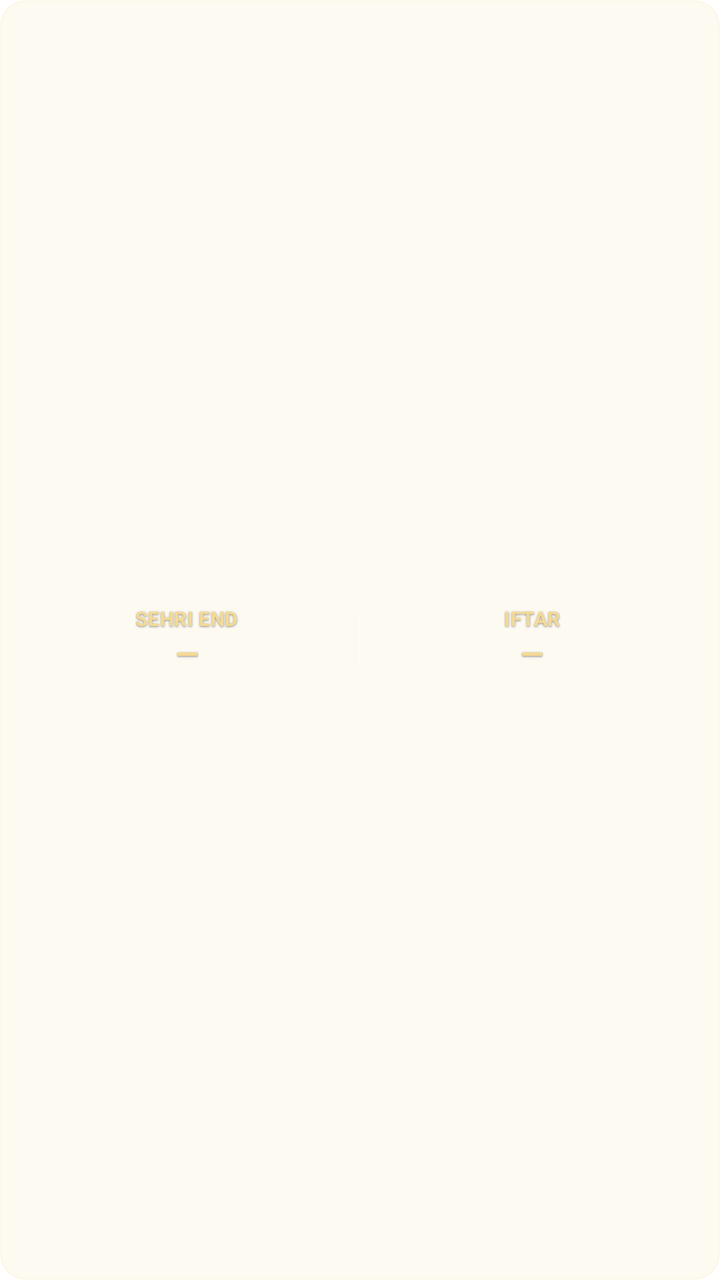
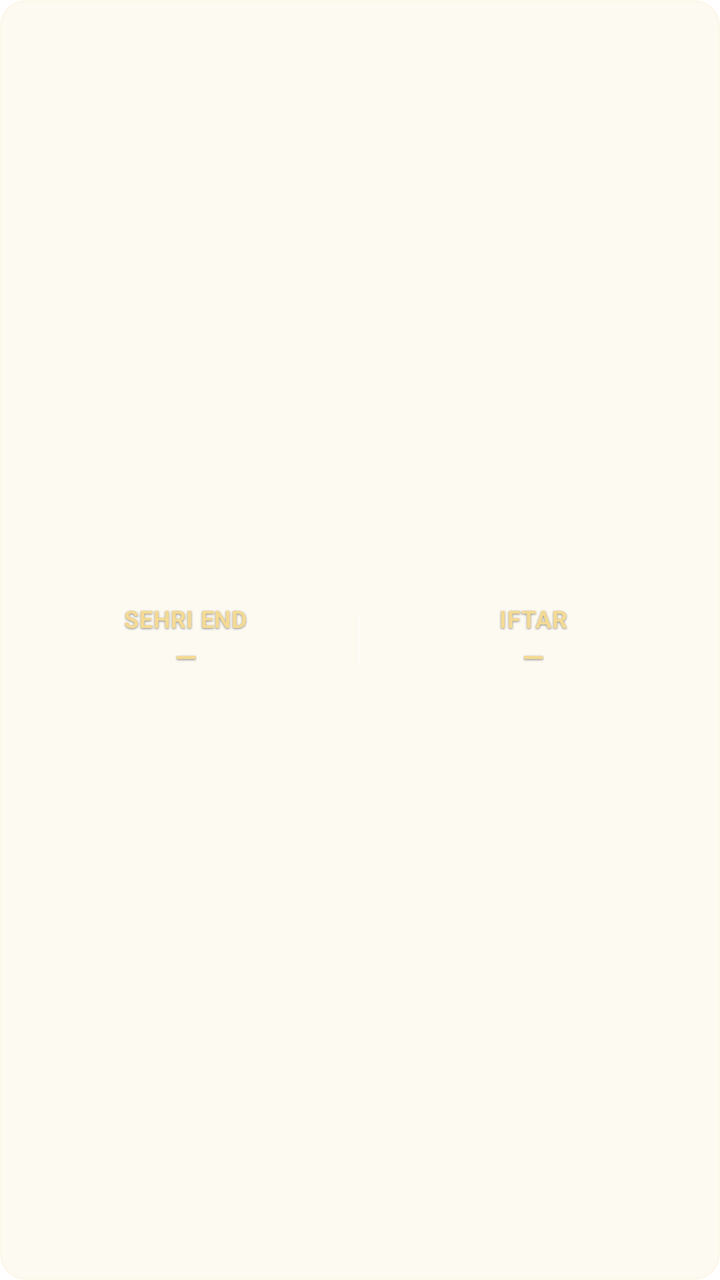

Compare the two renders of this Android layout. The source of the first and the diff that turns it into the second are given below.
<!-- AndroidManifest.xml: fallback theme Theme.MaterialComponents.DayNight.NoActionBar -->
<!-- res/layout/prayer_widget_fasting.xml -->
<?xml version="1.0" encoding="utf-8"?>
<LinearLayout xmlns:android="http://schemas.android.com/apk/res/android"
    android:id="@+id/widget_fasting" android:layout_width="match_parent"
    android:layout_height="wrap_content" android:layout_marginTop="8dp"
    android:background="@drawable/prayer_widget_highlight"
    android:orientation="horizontal" android:gravity="center_vertical" android:padding="8dp">
    <LinearLayout android:layout_width="0dp" android:layout_height="wrap_content"
        android:layout_weight="1" android:gravity="center" android:orientation="vertical">
        <TextView android:id="@+id/widget_sehri_label" style="@style/PrayerWidget.Section"
            android:text="@string/prayer_widget_sehri_end" android:letterSpacing="0.02" />
        <TextView android:id="@+id/widget_sehri_value" style="@style/PrayerWidget.Value"
            android:layout_marginTop="3dp" android:text="—" />
    </LinearLayout>
    <TextView android:layout_width="1dp" android:layout_height="28dp"
        android:background="@color/prayer_widget_divider" android:importantForAccessibility="no" />
    <LinearLayout android:layout_width="0dp" android:layout_height="wrap_content"
        android:layout_weight="1" android:gravity="center" android:orientation="vertical">
        <TextView android:id="@+id/widget_iftar_label" style="@style/PrayerWidget.Section"
            android:text="@string/prayer_widget_iftar" android:letterSpacing="0.02" />
        <TextView android:id="@+id/widget_iftar_value" style="@style/PrayerWidget.Value"
            android:layout_marginTop="3dp" android:text="—" />
    </LinearLayout>
</LinearLayout>
<!-- resources referenced by this layout -->
<resources>
  <color name="prayer_widget_divider">#66FFFFFF</color>
  <!-- drawable prayer_widget_highlight (drawable) -->
  <?xml version="1.0" encoding="utf-8"?>
  <shape xmlns:android="http://schemas.android.com/apk/res/android" android:shape="rectangle">
      <corners android:radius="12dp" />
      <solid android:color="#16E5C46F" />
      <stroke android:width="1dp" android:color="#24F4DA94" />
  </shape>
  <string name="prayer_widget_iftar">IFTAR</string>
  <string name="prayer_widget_sehri_end">SEHRI END</string>
  <style name="PrayerWidget.Section" parent="PrayerWidget.Text">
          <item name="android:textSize">10sp</item>
          <item name="android:textStyle">bold</item>
          <item name="android:letterSpacing">0.10</item>
          <item name="android:textColor">@color/prayer_widget_gold</item>
      </style>
  <style name="PrayerWidget.Value" parent="PrayerWidget.Text">
          <item name="android:textSize">15sp</item>
          <item name="android:textStyle">bold</item>
          <item name="android:textColor">@color/prayer_widget_gold</item>
          <item name="android:fontFeatureSettings">tnum</item>
      </style>
  <style name="PrayerWidget.Text" parent="">
          <item name="android:layout_width">wrap_content</item>
          <item name="android:layout_height">wrap_content</item>
          <item name="android:fontFamily">sans</item>
          <item name="android:includeFontPadding">false</item>
          <item name="android:textColor">@color/prayer_widget_white</item>
          <item name="android:textSize">12sp</item>
          <item name="android:maxLines">1</item>
          <item name="android:ellipsize">end</item>
          <item name="android:shadowColor">#80101620</item>
          <item name="android:shadowRadius">2</item>
          <item name="android:shadowDy">1</item>
      </style>
  <color name="prayer_widget_gold">#F4DA94</color>
  <color name="prayer_widget_white">#FFFFFF</color>
</resources>

<!-- the commit's change to res/layout/prayer_widget_fasting.xml (unified diff, before → after) -->
@@ -1,15 +1,15 @@
 <?xml version="1.0" encoding="utf-8"?>
 <LinearLayout xmlns:android="http://schemas.android.com/apk/res/android"
     android:id="@+id/widget_fasting" android:layout_width="match_parent"
-    android:layout_height="wrap_content" android:layout_marginTop="8dp"
+    android:layout_height="wrap_content" android:layout_marginTop="5.5dp"
     android:background="@drawable/prayer_widget_highlight"
-    android:orientation="horizontal" android:gravity="center_vertical" android:padding="8dp">
+    android:orientation="horizontal" android:gravity="center_vertical" android:padding="6.5dp">
     <LinearLayout android:layout_width="0dp" android:layout_height="wrap_content"
         android:layout_weight="1" android:gravity="center" android:orientation="vertical">
         <TextView android:id="@+id/widget_sehri_label" style="@style/PrayerWidget.Section"
             android:text="@string/prayer_widget_sehri_end" android:letterSpacing="0.02" />
         <TextView android:id="@+id/widget_sehri_value" style="@style/PrayerWidget.Value"
-            android:layout_marginTop="3dp" android:text="—" />
+            android:layout_marginTop="3.5dp" android:text="—" />
     </LinearLayout>
     <TextView android:layout_width="1dp" android:layout_height="28dp"
         android:background="@color/prayer_widget_divider" android:importantForAccessibility="no" />
@@ -18,6 +18,6 @@
         <TextView android:id="@+id/widget_iftar_label" style="@style/PrayerWidget.Section"
             android:text="@string/prayer_widget_iftar" android:letterSpacing="0.02" />
         <TextView android:id="@+id/widget_iftar_value" style="@style/PrayerWidget.Value"
-            android:layout_marginTop="3dp" android:text="—" />
+            android:layout_marginTop="3.5dp" android:text="—" />
     </LinearLayout>
 </LinearLayout>
<!-- resource entries referenced after the edit -->
@@ -11,13 +11,13 @@
   <string name="prayer_widget_iftar">IFTAR</string>
   <string name="prayer_widget_sehri_end">SEHRI END</string>
   <style name="PrayerWidget.Section" parent="PrayerWidget.Text">
-          <item name="android:textSize">10sp</item>
+          <item name="android:textSize">12sp</item>
           <item name="android:textStyle">bold</item>
           <item name="android:letterSpacing">0.10</item>
           <item name="android:textColor">@color/prayer_widget_gold</item>
       </style>
   <style name="PrayerWidget.Value" parent="PrayerWidget.Text">
-          <item name="android:textSize">15sp</item>
+          <item name="android:textSize">14sp</item>
           <item name="android:textStyle">bold</item>
           <item name="android:textColor">@color/prayer_widget_gold</item>
           <item name="android:fontFeatureSettings">tnum</item>
